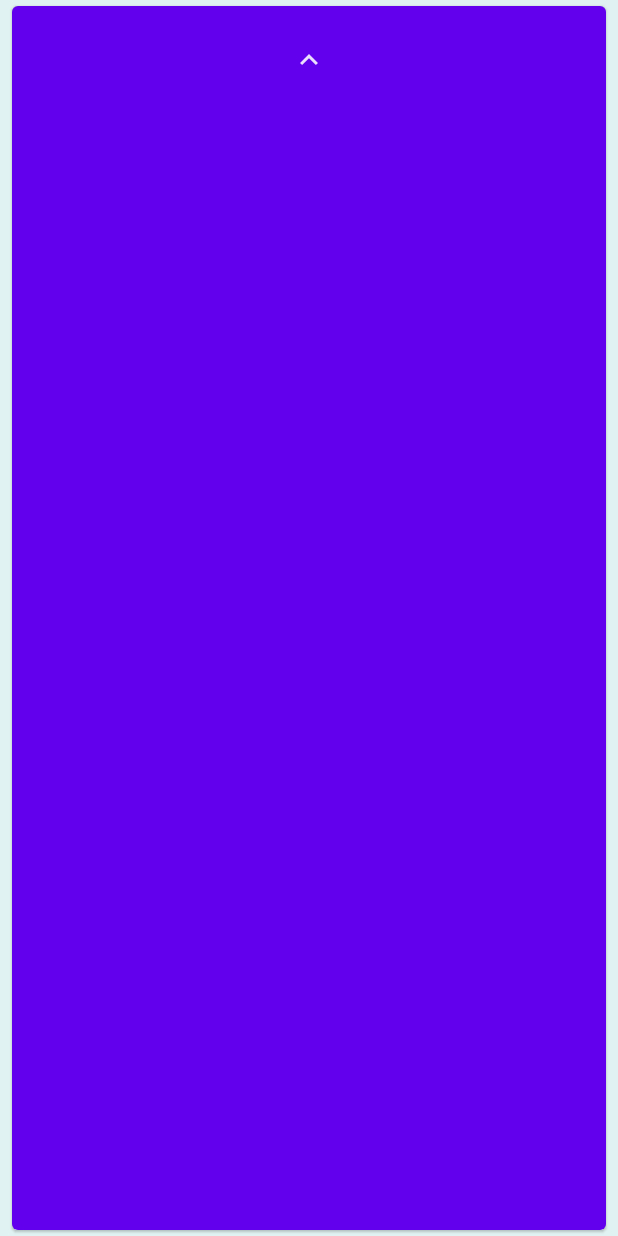
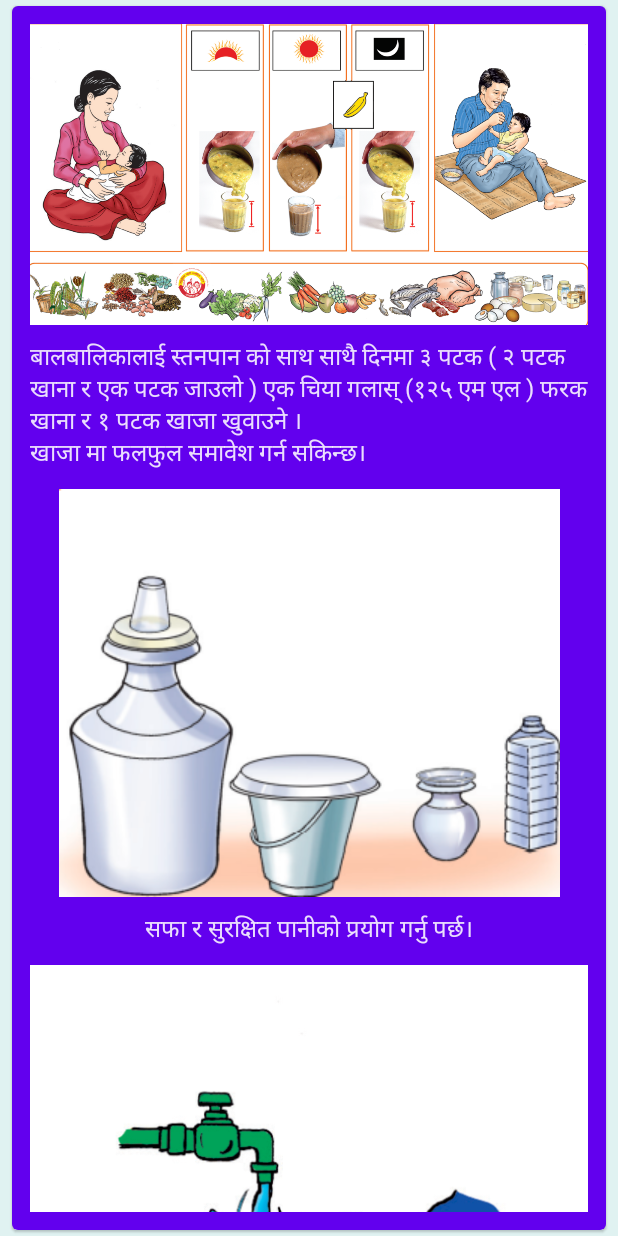
Before and after one commit to s194582/Nepalprojekt, an Android app built with Jetpack Compose: the nine_twelve screen opened through its navigation route, on a phone screen of 412 x 824 dp. Run offline under Robolectric (Android 15) with nearby library versions, the phone set to English and light mode, and no system bars.

Commit message:
TopBar added in all screens. Children health 9-12 done.

```diff
--- a/app/src/main/java/com/example/nepalprojekt/MainActivity.kt
+++ b/app/src/main/java/com/example/nepalprojekt/MainActivity.kt
@@ -77,17 +77,6 @@ fun MainMenu(
     modifier: Modifier = Modifier
 ) {
 
-
-    /*Box(
-        modifier = Modifier.fillMaxSize()
-    ){Image(
-        painter = painter,
-        contentDescription = "backgroundPhoto",
-        contentScale = ContentScale.FillBounds
-    )
-         }
-
-     */
     Column (modifier = Modifier
         .fillMaxSize(),
         horizontalAlignment = Alignment.CenterHorizontally,
--- a/app/src/main/java/com/example/nepalprojekt/ui/theme/HealthInformationGeneral.kt
+++ b/app/src/main/java/com/example/nepalprojekt/ui/theme/HealthInformationGeneral.kt
@@ -35,6 +35,7 @@ fun HealthGeneral (
 ) {
     LazyColumn(modifier = Modifier.padding(vertical = 4.dp)) {
         items(items = titles) { title ->
+            TopBar(topBarTitle = stringResource(id = R.string.health_information)) { navController.navigate(Screen.MainMenu.route) }
 
             InfoBoxesExpandable(title = stringResource(id = R.string.pregnancy), // Pregnancy
                 painterResource(id = R.drawable.hp1_gravid_lyttermave),
--- a/app/src/main/java/com/example/nepalprojekt/ui/theme/health/ChildHealth.kt
+++ b/app/src/main/java/com/example/nepalprojekt/ui/theme/health/ChildHealth.kt
@@ -142,7 +142,6 @@ fun SixNine (
     }
 }
 
-/* TODO: Revisit for changes in translations */
 @Composable
 fun NineTwelve (
     navController: NavController
@@ -159,13 +158,28 @@ fun NineTwelve (
                 .padding(12.dp)
                 .verticalScroll(rememberScrollState())
         ) {
-            /* Picture of
-            Image(painter = painterResource(id = R.drawable.),
-                contentDescription = ""
-            )
-            Text(stringResource(id = R.string.))
-
-             */
+            // Picture of three meals a day
+            Image(painter = painterResource(id = R.drawable.hc41_9_12months_withfoods),
+                contentDescription = "three meals a day")
+            //In addition to breastfeeding, feed the baby 3 times a day (2 meals and 1 oatmeal), one glass of tea (125 ml) different food and 1 meal.
+            //Fruits can be included in the lunch.
+            Text(stringResource(id = R.string.nine_twelve_in_addition_to))
+            // Picture of clean water
+            Image(painter = painterResource(id = R.drawable.hc42_clean_water_big),
+                contentDescription = "clean water")
+            //Clean and safe water should be used.
+            Text(stringResource(id = R.string.nine_twelve_clean_and_safe))
+            // Picture of handwashing
+            Image(painter = painterResource(id = R.drawable.hc241_handwashing),
+                contentDescription = "hand washing")
+            //Special attention should be paid to hygiene (floors, utensils, hands around work).
+            Text(stringResource(id = R.string.nine_twelve_special_attention))
+            // Picture of junk with a cross over
+            Image(painter = painterResource(id = R.drawable.hc44_no_snacks_poster_2a),
+                contentDescription = "NO snacks poster")
+            //Discourage eating less nutritious food available in the market.
+            //It will make your child less healthy.
+            Text(stringResource(id = R.string.nine_twelve_discourage_eating))
 
             BackButton() {
                 navController.navigate(Screen.HealthInfoChild.route)
--- a/app/src/main/java/com/example/nepalprojekt/ui/theme/recipes/RecipesAdult.kt
+++ b/app/src/main/java/com/example/nepalprojekt/ui/theme/recipes/RecipesAdult.kt
@@ -32,7 +32,7 @@ fun RecipesAdult (
 ) {
     LazyColumn(modifier = Modifier.padding(vertical = 4.dp)) {
         items(items = titles) { title ->
-            TopBar(topBarTitle = "Recipes") { navController.navigate(Screen.MainMenu.route) }
+            TopBar(topBarTitle = stringResource(id = R.string.recipes)) { navController.navigate(Screen.MainMenu.route) }
 
             Box() {Image(painterResource(id = R.drawable.hp4_balanceddiet_withmeat), contentDescription = null)}
             ResAdultIntro() // Intro
--- a/app/src/main/java/com/example/nepalprojekt/ui/theme/recipes/RecipesChild.kt
+++ b/app/src/main/java/com/example/nepalprojekt/ui/theme/recipes/RecipesChild.kt
@@ -11,6 +11,8 @@ import androidx.compose.ui.unit.dp
 import androidx.navigation.NavController
 import com.example.nepalprojekt.R
 import com.example.nepalprojekt.ui.theme.InfoBoxesExpandable
+import com.example.nepalprojekt.ui.theme.Screen
+import com.example.nepalprojekt.ui.theme.TopBar
 
 /**
  * Inspiration for expanding info boxes from
@@ -23,6 +25,9 @@ fun RecipesChild (
 ) {
     LazyColumn(modifier = Modifier.padding(vertical = 4.dp)) {
         items(items = titles) { title ->
+            TopBar(topBarTitle = stringResource(id = R.string.recipes_for_children)) { navController.navigate(
+                Screen.MainMenu.route) }
+
             InfoBoxesExpandable(title = stringResource(id = R.string.nutritious_flour),
                 null,
                 stringResource(id = R.string.how_to_make_nutritious_flour),
--- a/app/src/main/res/values/strings.xml
+++ b/app/src/main/res/values/strings.xml
@@ -5,6 +5,7 @@
 
     <string name="health_information">स्वास्थ जानकारी</string>
     <string name="recipes">व्यञ्जनहरु</string>
+    <string name="recipes_for_children">बच्चाहरु को लागि व्यञ्जनहरु</string>
     <string name="general_information">सामान्य जानकारी</string>
     <string name="mothers">आमाहरू</string>
     <string name="pregnant_woman">गर्भवती महिला</string>
@@ -26,7 +27,12 @@
     <string name="six_nine_wash_hands_thoroughly">खाना बनाउनु अघि र खुवाउनु पछि राम्रो सँग साबुन पानीले हात धुने।</string>
     <string name="six_nine_only_salt">खाना तयार गर्दा दुई बालबालिकाको चिन्न भएको नुनको मात्र प्रयोग गर्नु पर्छ।</string>
 
-    <string name="nine_twelve_"></string>
+    <string name="nine_twelve_in_addition_to">बालबालिकालाई स्तनपान को साथ साथै दिनमा ३ पटक ( २ पटक खाना र एक पटक जाउलो ) एक चिया गलास् (१२५ एम एल ) फरक खाना र १ पटक खाजा खुवाउने ।
+    \nखाजा मा फलफुल समावेश गर्न सकिन्छ।
+</string>
+    <string name="nine_twelve_clean_and_safe">सफा र सुरक्षित पानीको प्रयोग गर्नु पर्छ।</string>
+    <string name="nine_twelve_special_attention">सरसफाइमा ( काम गर्ने वरिपरि भुइँहरु , भाँडाकुँडा हरु , हातहरू ) विशेष ध्यान दिनु पर्छ।</string>
+    <string name="nine_twelve_discourage_eating">बजारमा पाइने कम पोषिला खानेकुरा खान निरुत्साहित गर्ने।</string>
 
     <string name="twelve_twentyfour"></string>
 
```
Also changed, not shown: app/src/main/java/com/example/nepalprojekt/ui/theme/HealthInformationChild.kt (+2 -15 lines), app/src/main/res/drawable/hc41_9_12months_withfoods.png (added), app/src/main/res/drawable/hc42_clean_water_big.png (added), 1 other file.
